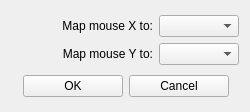
Old version of the form ftnoir_protocol_mouse/ftnoir_mousecontrols.ui in the repository opentrack/opentrack.
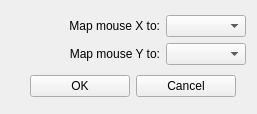
New version of the form. Icons and pictures are not drawn.

What changed in the file:
```diff
--- a/ftnoir_protocol_mouse/ftnoir_mousecontrols.ui
+++ b/ftnoir_protocol_mouse/ftnoir_mousecontrols.ui
@@ -9,8 +9,8 @@
    <rect>
     <x>0</x>
     <y>0</y>
-    <width>250</width>
-    <height>112</height>
+    <width>257</width>
+    <height>114</height>
    </rect>
   </property>
   <property name="windowTitle">
```
Left out of the diff: 10 changed lines with no effect on the pictures.
